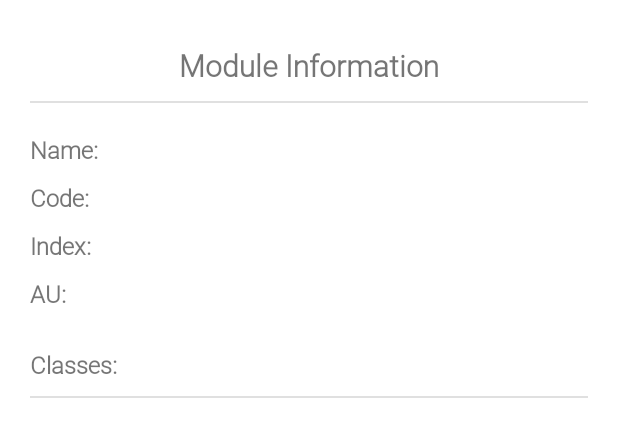
After one commit to desmondkz/FreshEEE, an Android app: the layout course_popup_dialog.xml on its own in the app's theme, with its tools: preview values and no code run, on a phone screen of 412 x 824 dp. The commit adds this screen. Shown: the top 437 px of the screen. Run offline under Robolectric (Android 15) with nearby library versions, the phone set to English and light mode, and no system bars.

Commit message:
updated timetable course list with clickable cardview and popup

```diff
--- a/app/src/main/java/com/ntu/fresheee/Course.java
+++ b/app/src/main/java/com/ntu/fresheee/Course.java
@@ -13,6 +13,7 @@ public class Course {
     public int index_number;
     public String status;
     public List<ClassSlot> classSlots = new ArrayList<ClassSlot>();
+    public String color;
 
     public Course() {
 
@@ -30,6 +31,7 @@ public class Course {
         this.ger_type = ger_type;
         this.index_number = index_number;
         this.status = status;
+        this.color = color;
 
     }
 
--- a/app/src/main/java/com/ntu/fresheee/TimetableParser.java
+++ b/app/src/main/java/com/ntu/fresheee/TimetableParser.java
@@ -3,6 +3,7 @@ package com.ntu.fresheee;
 import java.io.BufferedReader;
 import java.io.FileReader;
 import java.util.ArrayList;
+import java.util.Arrays;
 import java.util.List;
 import java.util.StringTokenizer;
 
@@ -32,6 +33,7 @@ public class TimetableParser {
         String[] splits = pasteTimetable.split("Remark|TOTAL ");
         String timetable = splits[1];
         String[] rows = timetable.split("\\r?\\n");
+        List<String> courseColours = Arrays.asList("#845EC2", "#D65DB1", "#FF6F91", "#FF9671", "#FFC75F", "#F9F871", "#2C73D2", "#008F7A", "#00C9A7");
 
         for (String row : rows) {
             String[] columns = row.split("\\t");
@@ -40,6 +42,7 @@ public class TimetableParser {
 //                System.out.println("EMPTY ROW");
             } else if (columns.length == 15) {
                 currentCourse = new Course();
+                currentCourse.color = courseColours.get(courses.size());
                 courses.add(currentCourse);
                 currentCourse.course_code = columns[0];
                 currentCourse.title = columns[1];
@@ -59,9 +62,6 @@ public class TimetableParser {
                 newClassSlot.venue = columns[13];
                 newClassSlot.remark = columns[14];
 
-//                System.out.println("NEW COURSE WITH TIMETABLE: " + newCourse.title);
-//                System.out.println("NEW " + newClassSlot.type + " WITH TIMETABLE FOR " + newCourse.title);
-
             } else if (columns.length == 6) {
                 ClassSlot newClassSlot = new ClassSlot();
                 currentCourse.classSlots.add(newClassSlot);
--- /dev/null
+++ b/app/src/main/res/layout/course_popup_dialog.xml
@@ -0,0 +1,173 @@
+<?xml version="1.0" encoding="utf-8"?>
+<RelativeLayout
+    xmlns:android="http://schemas.android.com/apk/res/android"
+    android:layout_width="match_parent"
+    android:layout_height="wrap_content"
+    android:padding="10dp"
+    android:background="@color/white">
+
+    <TextView
+        android:id="@+id/module_info"
+        android:layout_width="wrap_content"
+        android:layout_height="wrap_content"
+        android:layout_centerHorizontal="true"
+        android:layout_marginTop="20dp"
+        android:text="Module Information"
+        android:textSize="20sp"
+        android:textStyle="bold"
+        android:gravity="center" />
+
+    <View
+        android:id="@+id/divider1"
+        android:layout_width="match_parent"
+        android:layout_height="1dp"
+        android:layout_margin="10dp"
+        android:layout_below="@id/module_info"
+        android:background="?android:attr/listDivider" />
+
+    <TextView
+        android:id="@+id/name"
+        android:layout_width="50dp"
+        android:layout_height="wrap_content"
+        android:layout_marginTop="10dp"
+        android:layout_marginStart="10dp"
+        android:layout_below="@+id/divider1"
+        android:text="Name: "
+        android:textSize="16sp"
+        android:textStyle="bold" />
+
+
+    <TextView
+        android:id="@+id/popup_course_title"
+        android:layout_width="wrap_content"
+        android:layout_height="wrap_content"
+        android:layout_marginTop="10dp"
+        android:layout_marginStart="10dp"
+        android:layout_toEndOf="@+id/name"
+        android:layout_below="@+id/divider1"
+        android:textSize="16sp" />
+
+    <TextView
+        android:id="@+id/code"
+        android:layout_width="50dp"
+        android:layout_height="wrap_content"
+        android:layout_marginTop="10dp"
+        android:layout_marginStart="10dp"
+        android:layout_below="@+id/popup_course_title"
+        android:text="Code: "
+        android:textSize="16sp"
+        android:textStyle="bold" />
+
+    <TextView
+        android:id="@+id/popup_course_code"
+        android:layout_width="wrap_content"
+        android:layout_height="wrap_content"
+        android:layout_marginTop="10dp"
+        android:layout_marginStart="10dp"
+        android:layout_toEndOf="@+id/code"
+        android:layout_below="@+id/popup_course_title"
+        android:textSize="16sp" />
+
+    <TextView
+        android:id="@+id/index_number"
+        android:layout_width="50dp"
+        android:layout_height="wrap_content"
+        android:layout_marginTop="10dp"
+        android:layout_marginStart="10dp"
+        android:layout_below="@+id/code"
+        android:text="Index: "
+        android:textSize="16sp"
+        android:textStyle="bold" />
+
+    <TextView
+        android:id="@+id/popup_course_index_number"
+        android:layout_width="wrap_content"
+        android:layout_height="wrap_content"
+        android:layout_marginTop="10dp"
+        android:layout_marginStart="10dp"
+        android:layout_toEndOf="@+id/index_number"
+        android:layout_below="@+id/popup_course_code"
+        android:textSize="16sp" />
+
+    <TextView
+        android:id="@+id/au"
+        android:layout_width="50dp"
+        android:layout_height="wrap_content"
+        android:layout_marginTop="10dp"
+        android:layout_marginStart="10dp"
+        android:layout_below="@+id/index_number"
+        android:text="AU: "
+        android:textSize="16sp"
+        android:textStyle="bold" />
+
+    <TextView
+        android:id="@+id/popup_course_au"
+        android:layout_width="wrap_content"
+        android:layout_height="wrap_content"
+        android:layout_marginTop="10dp"
+        android:layout_marginStart="10dp"
+        android:layout_toEndOf="@+id/au"
+        android:layout_below="@+id/popup_course_index_number"
+        android:textSize="16sp" />
+
+    <TextView
+        android:id="@+id/classes"
+        android:layout_width="wrap_content"
+        android:layout_height="wrap_content"
+        android:layout_marginTop="25dp"
+        android:layout_marginStart="10dp"
+        android:layout_below="@+id/au"
+        android:text="Classes: "
+        android:textSize="16sp"
+        android:textStyle="bold"
+        android:gravity="center" />
+
+    <View
+        android:id="@+id/divider2"
+        android:layout_width="match_parent"
+        android:layout_height="1dp"
+        android:layout_margin="10dp"
+        android:layout_below="@id/classes"
+        android:background="?android:attr/listDivider" />
+
+    <TextView
+        android:id="@+id/popup_course_type"
+        android:layout_width="100dp"
+        android:layout_height="wrap_content"
+        android:layout_marginTop="10dp"
+        android:layout_marginStart="10dp"
+        android:layout_below="@+id/divider2"
+        android:textSize="16sp" />
+
+    <TextView
+        android:id="@+id/popup_course_day"
+        android:layout_width="50dp"
+        android:layout_height="wrap_content"
+        android:layout_marginTop="10dp"
+        android:layout_marginStart="20dp"
+        android:layout_below="@+id/divider2"
+        android:layout_toEndOf="@id/popup_course_type"
+        android:textSize="16sp" />
+
+    <TextView
+        android:id="@+id/popup_course_time"
+        android:layout_width="100dp"
+        android:layout_height="wrap_content"
+        android:layout_marginTop="10dp"
+        android:layout_marginStart="20dp"
+        android:layout_below="@+id/divider2"
+        android:layout_toEndOf="@id/popup_course_day"
+        android:textSize="16sp" />
+
+    <TextView
+        android:id="@+id/popup_course_venue"
+        android:layout_width="70dp"
+        android:layout_height="wrap_content"
+        android:layout_marginTop="10dp"
+        android:layout_marginStart="20dp"
+        android:layout_marginEnd="10dp"
+        android:layout_below="@+id/divider2"
+        android:layout_toEndOf="@id/popup_course_time"
+        android:textSize="16sp" />
+
+</RelativeLayout>
--- a/app/src/main/res/values/colors.xml
+++ b/app/src/main/res/values/colors.xml
@@ -8,4 +8,6 @@
     <color name="black">#000000</color>
     <color name="light_grey">#b3b3b3</color>
     <color name="transparent">#00FFFFFF</color>
+
+
 </resources>
--- a/app/src/main/res/values/styles.xml
+++ b/app/src/main/res/values/styles.xml
@@ -4,8 +4,9 @@
         <!-- Customize your theme here. -->
         <item name="colorPrimary">@color/colorPrimary</item>
         <item name="colorPrimaryDark">@color/light_grey</item>
-        <item name="colorAccent">@color/colorAccent</item>
+        <item name="colorAccent">@color/colorSecondary</item>
         <item name="fontFamily">@font/roboto_light</item>
+        <item name="android:windowAnimationStyle">@style/animation</item>
     </style>
 
     <style name="SplashTheme" parent="Theme.AppCompat.Light.NoActionBar">
@@ -13,4 +14,9 @@
         <item name="android:windowBackground">@drawable/splash</item>
     </style>
 
+    <style name="animation">
+        <item name="android:windowEnterAnimation">@android:anim/fade_in</item>
+        <item name="android:windowExitAnimation">@android:anim/fade_out</item>
+    </style>
+
 </resources>
```
Also changed, not shown: app/build.gradle (+5 -6 lines), app/src/main/AndroidManifest.xml (+4 -4 lines), app/src/main/java/com/ntu/fresheee/ListUtils.java (added, +58 -0 lines), app/src/main/java/com/ntu/fresheee/TimeTableMainActivity.java (+53 -20 lines), app/src/main/res/drawable/popup_course_background.xml (added, +9 -0 lines), app/src/main/res/layout/activity_time_table_main.xml (+18 -17 lines), app/src/main/res/layout/course_card.xml (added, +121 -0 lines), gradle/wrapper/gradle-wrapper.properties.
